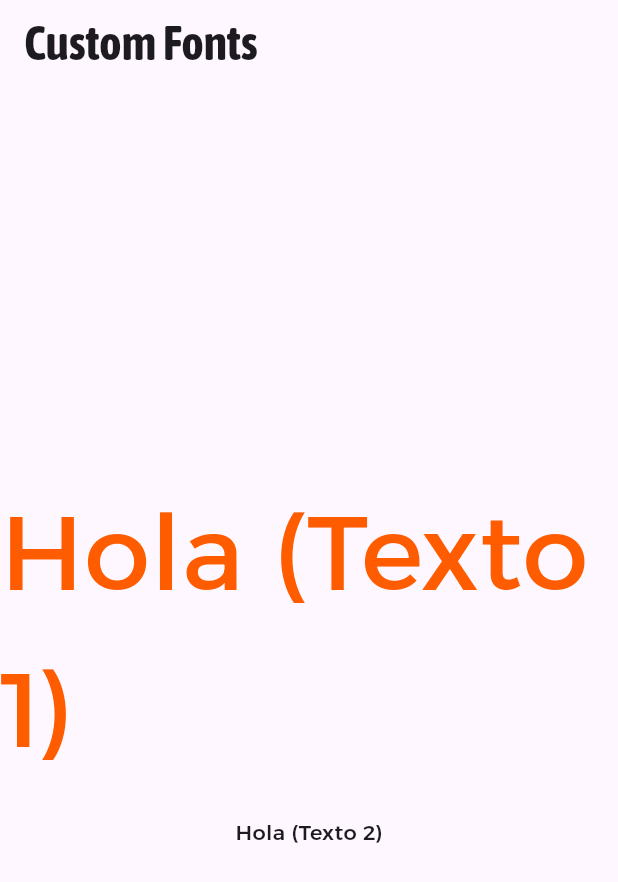
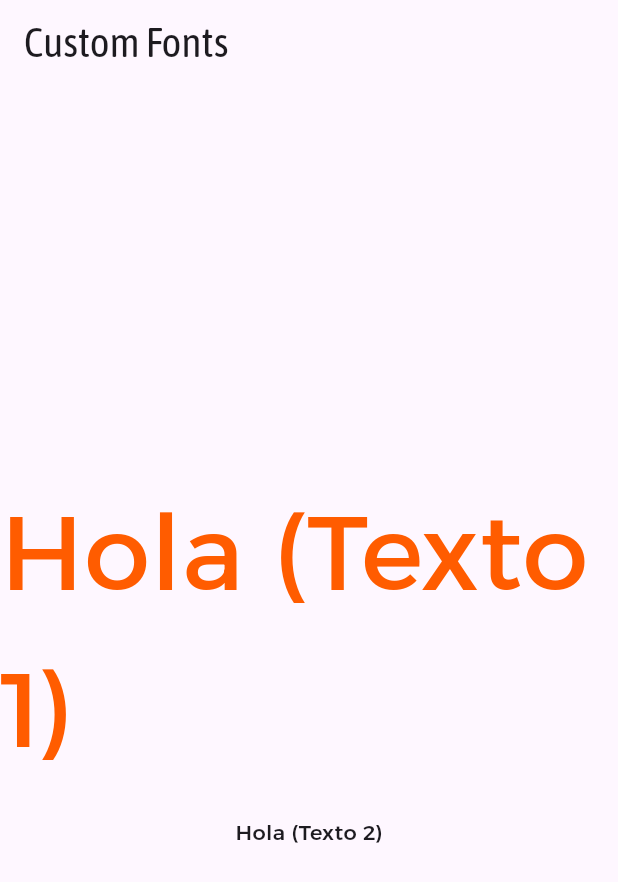
Before and after one commit to LivriaOrg/Livria-User, a Flutter app: the screen it shows after launch, on a phone screen of 412 x 824 dp. Shown: the top 882 px of the screen. Run offline on Flutter 3.47's test engine with Material 3 defaults, Android fonts, the phone set to English and light mode, and no system bars; our stand-ins replace font_awesome_flutter.

Commit message:
Change font value

```diff
--- a/lib/common/theme/app_theme.dart
+++ b/lib/common/theme/app_theme.dart
@@ -20,7 +20,7 @@ ThemeData getAppTheme() {
       ),
       headlineMedium: TextStyle(
         fontFamily: 'AsapCondensed',
-        fontWeight: FontWeight.w700, // .bold
+        fontWeight: FontWeight.w400, // .regular
         fontSize: 28,
       ),
 
--- a/lib/main.dart
+++ b/lib/main.dart
@@ -26,7 +26,7 @@
       appBar: AppBar(
         title: Text(
           'Custom Fonts',
-          style: Theme.of(context).textTheme.headlineLarge,
+          style: Theme.of(context).textTheme.headlineMedium,
         ),
       ),
       body: Center(
```
